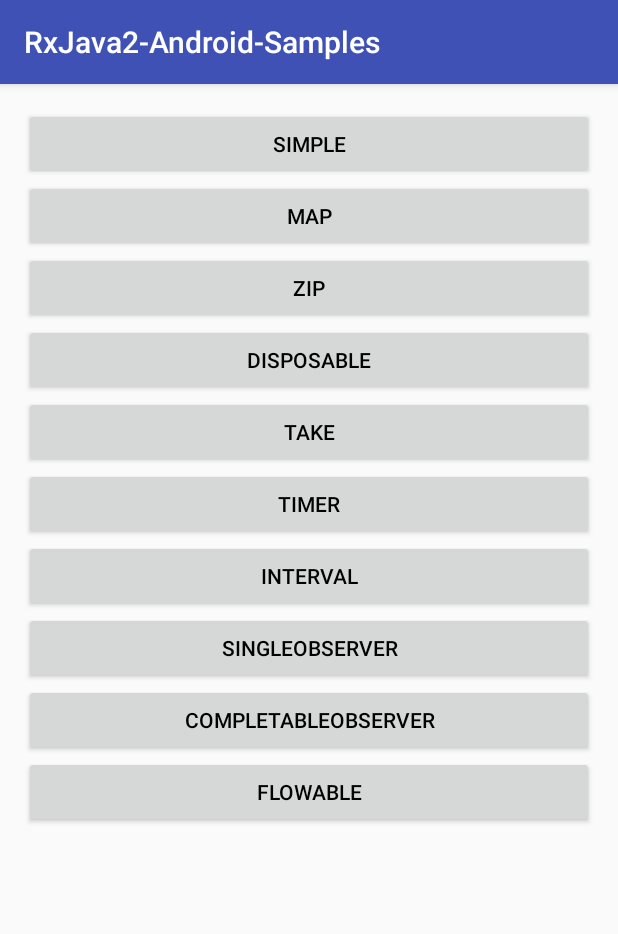
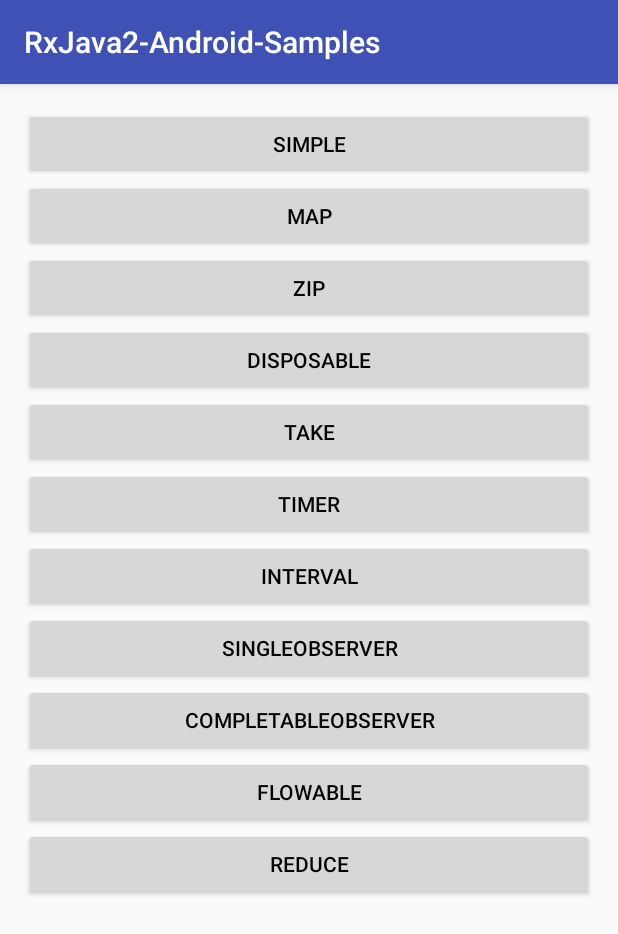
Before and after one commit to amitshekhariitbhu/RxJava2-Android-Samples, an Android app: the screen it shows after launch (MainActivity), on a phone screen of 412 x 824 dp. Shown: the top 934 px of the screen. Run offline under Robolectric (Android 15) with nearby library versions, the phone set to English and light mode, and no system bars.

Commit message:
Reduce examle added

```diff
--- a/app/src/main/AndroidManifest.xml
+++ b/app/src/main/AndroidManifest.xml
@@ -46,6 +46,9 @@
         <activity
             android:name=".FlowableExampleActivity"
             android:label="@string/Flowable" />
+        <activity
+            android:name=".ReduceExampleActivity"
+            android:label="@string/reduce" />
     </application>
 
 </manifest>
--- a/app/src/main/java/com/rxjava2/android/samples/MainActivity.java
+++ b/app/src/main/java/com/rxjava2/android/samples/MainActivity.java
@@ -52,4 +52,8 @@
     public void startFlowableActivity(View view) {
         startActivity(new Intent(MainActivity.this, FlowableExampleActivity.class));
     }
+
+    public void startReduceActivity(View view) {
+        startActivity(new Intent(MainActivity.this, ReduceExampleActivity.class));
+    }
 }
--- a/app/src/main/res/layout/activity_main.xml
+++ b/app/src/main/res/layout/activity_main.xml
@@ -84,5 +84,12 @@
             android:text="@string/Flowable"
             android:textColor="@android:color/black" />
 
+        <Button
+            android:layout_width="match_parent"
+            android:layout_height="wrap_content"
+            android:onClick="startReduceActivity"
+            android:text="@string/reduce"
+            android:textColor="@android:color/black" />
+
     </LinearLayout>
 </ScrollView>
--- a/app/src/main/res/values/strings.xml
+++ b/app/src/main/res/values/strings.xml
@@ -11,4 +11,5 @@
     <string name="SingleObserver">SingleObserver</string>
     <string name="CompletableObserver">CompletableObserver</string>
     <string name="Flowable">Flowable</string>
+    <string name="reduce">Reduce</string>
 </resources>
```
Also changed, not shown: app/src/main/java/com/rxjava2/android/samples/ReduceExampleActivity.java (added, +86 -0 lines), 1 other file.
